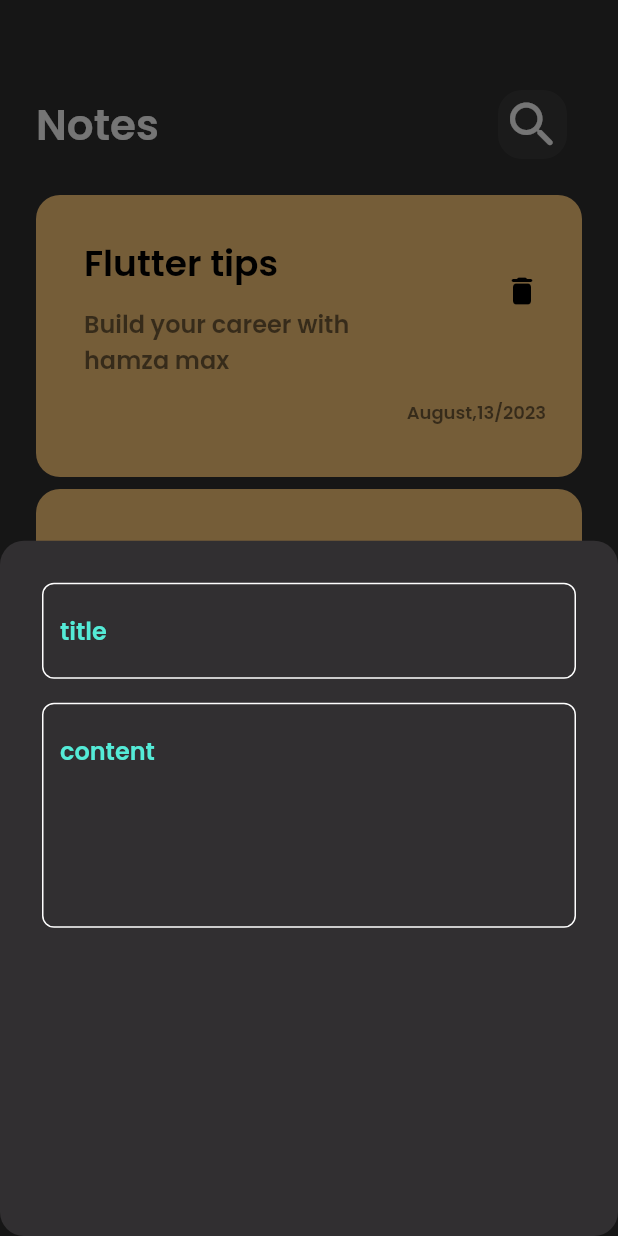
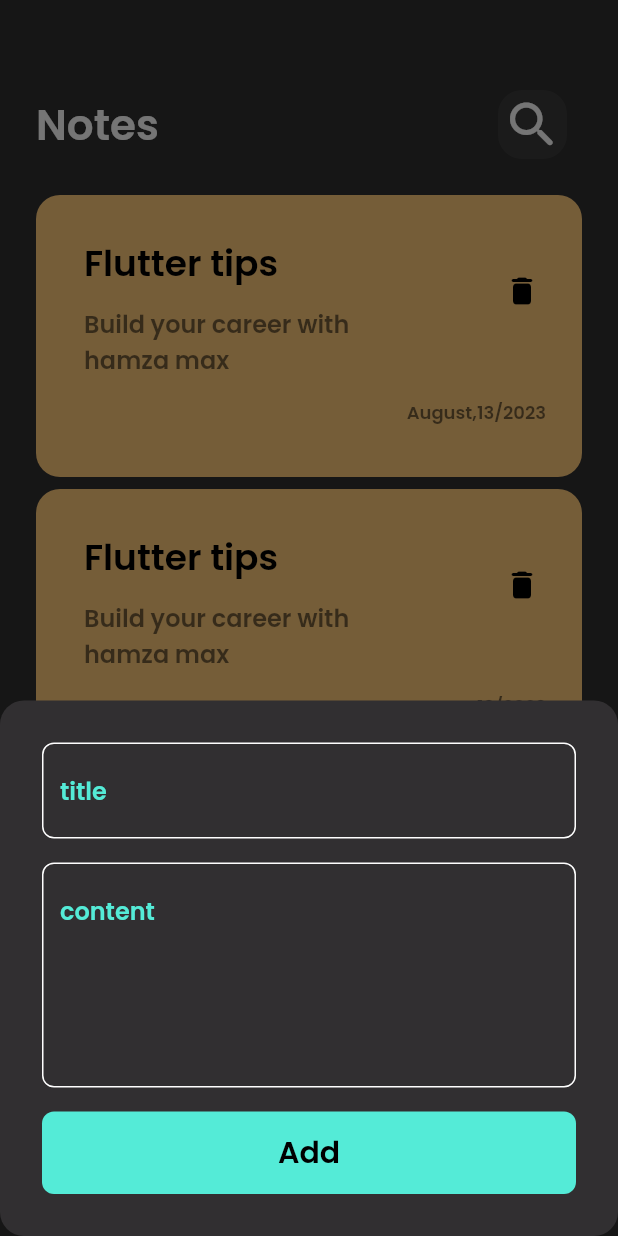
Before and after one commit to MaxHamza/notes_app, a Flutter app: the screen it shows after launch, after a tap on the "add" icon, on a phone screen of 412 x 824 dp. Run offline on Flutter 3.47's test engine with Material 2 defaults, Android fonts, the phone set to English and light mode, and no system bars.

Commit message:
add edit notes view ui

```diff
--- a/lib/main.dart
+++ b/lib/main.dart
@@ -1,4 +1,7 @@
 import 'package:flutter/material.dart';
+import 'package:untitled4/constants/color.dart';
+import 'package:untitled4/views/Widgets/Costum_body.dart';
+import 'package:untitled4/views/Widgets/edit_notes.dart';
 import 'package:untitled4/views/Widgets/notesView.dart';
 
 
@@ -14,6 +17,7 @@ class myApp extends StatelessWidget {
     return  MaterialApp(
       debugShowCheckedModeBanner: false,
       theme:ThemeData(
+        primaryColor: kPrimaryColor,
         fontFamily:'Poppins',
         brightness: Brightness.dark
       ),
--- a/lib/views/Widgets/Costum_Search_Icon.dart
+++ b/lib/views/Widgets/Costum_Search_Icon.dart
@@ -1,9 +1,10 @@
 import 'package:flutter/material.dart';
-class SearchIcon extends StatelessWidget {
-  const SearchIcon({Key? key}) : super(key: key);
-
+class CustomIcon extends StatelessWidget {
+  const CustomIcon({Key? key,required this.icon}) : super(key: key);
+  final IconData icon;
   @override
   Widget build(BuildContext context) {
+
     return  Padding(
       padding: const EdgeInsets.all(10.0),
       child: Container(
@@ -13,7 +14,7 @@ class SearchIcon extends StatelessWidget {
           color: Colors.white.withOpacity(0.05),
          borderRadius:const BorderRadius.all(Radius.circular(16)),
         ),
-        child:const Center(child:Icon(Icons.search_rounded,size:40,)),
+        child:Center(child:Icon(icon,size:40,)),
 
       ),
     );
--- a/lib/views/Widgets/Costum_body.dart
+++ b/lib/views/Widgets/Costum_body.dart
@@ -18,7 +18,7 @@ class CustomBody extends StatelessWidget {
                fontSize: 28,
              ),),
               Spacer(),
-              SearchIcon(),
+              CustomIcon(icon: Icons.search_rounded,),
             ],
           ),
          const SizedBox(height: 10,),
--- a/lib/views/Widgets/CustomBottomSheet.dart
+++ b/lib/views/Widgets/CustomBottomSheet.dart
@@ -1,4 +1,5 @@
 import 'package:flutter/material.dart';
+import 'package:untitled4/views/Widgets/CustomButtom.dart';
 import 'package:untitled4/views/Widgets/customTextField.dart';
 
 class CustomBottomSheet extends StatelessWidget {
@@ -7,21 +8,25 @@ class CustomBottomSheet extends StatelessWidget {
   @override
   Widget build(BuildContext context) {
     return Container(
-      child:Padding(
-        padding: const EdgeInsets.symmetric(vertical:28,horizontal:28),
-        child: Column(
-          children: [
-            CustomTextField(hintText:'title'),
-           SizedBox(height: 16,),
-            CustomTextField(hintText: 'content',maxLines: 5,),
-
-          ],
-        ),
-      ),
       decoration: BoxDecoration(
         borderRadius: BorderRadius.circular(16),
         color:const Color(0xff312F31),
       ),
+      child: Padding(
+        padding: const EdgeInsets.symmetric(vertical:28,horizontal:28),
+        child: SingleChildScrollView(
+          child: Column(
+            children:const [
+              CustomTextField(hintText:'title'),
+             SizedBox(height: 16,),
+              CustomTextField(hintText: 'content',maxLines: 5,),
+              SizedBox(height: 16,),
+             CustomButton(),
+            ],
+          ),
+
+        ),
+      ),
     );
   }
 }
--- /dev/null
+++ b/lib/views/Widgets/CustomButtom.dart
@@ -0,0 +1,25 @@
+import 'package:flutter/material.dart';
+import 'package:untitled4/constants/color.dart';
+class CustomButton extends StatelessWidget {
+  const CustomButton({Key? key}) : super(key: key);
+
+  @override
+  Widget build(BuildContext context) {
+    return   Container(
+      width: MediaQuery.of(context).size.width,
+      height: 55,
+      decoration: BoxDecoration(
+        color: kPrimaryColor,
+        borderRadius:const BorderRadius.all(Radius.circular(8))
+      ),
+      child:const Center(
+        child: Text('Add',
+          style: TextStyle(
+              fontSize: 20,
+              color: Colors.black
+          ),
+        ),
+      ),
+    );
+  }
+}
--- a/lib/views/Widgets/custom_notes_app.dart
+++ b/lib/views/Widgets/custom_notes_app.dart
@@ -1,4 +1,5 @@
 import 'package:flutter/material.dart';
+import 'package:untitled4/views/Widgets/edit_notes.dart';
 import 'Costum_Card.dart';
 class CustomListView extends StatelessWidget {
   const CustomListView({Key? key}) : super(key: key);
@@ -6,9 +7,13 @@ class CustomListView extends StatelessWidget {
   @override
   Widget build(BuildContext context) {
     return  Expanded(//we cannot put expanded in stack widget because it is not flexible but row and column is flexible
-      child: ListView.builder(itemBuilder:(context,i)=>const Padding(
-        padding:  EdgeInsets.symmetric(vertical: 4.0),
-        child:  CustomCard(),
+      child: ListView.builder(itemBuilder:(context,i)=>Padding(
+        padding: const EdgeInsets.symmetric(vertical: 4.0),
+        child:  GestureDetector(onTap:(){
+          Navigator.push(context, MaterialPageRoute(builder: (context){
+            return const EditNotes();
+          }));
+        } , child: CustomCard()),
       ),
         itemCount:10,
         physics:const BouncingScrollPhysics().parent,
```
Also changed, not shown: lib/views/Widgets/edit_notes.dart (added, +36 -0 lines).
